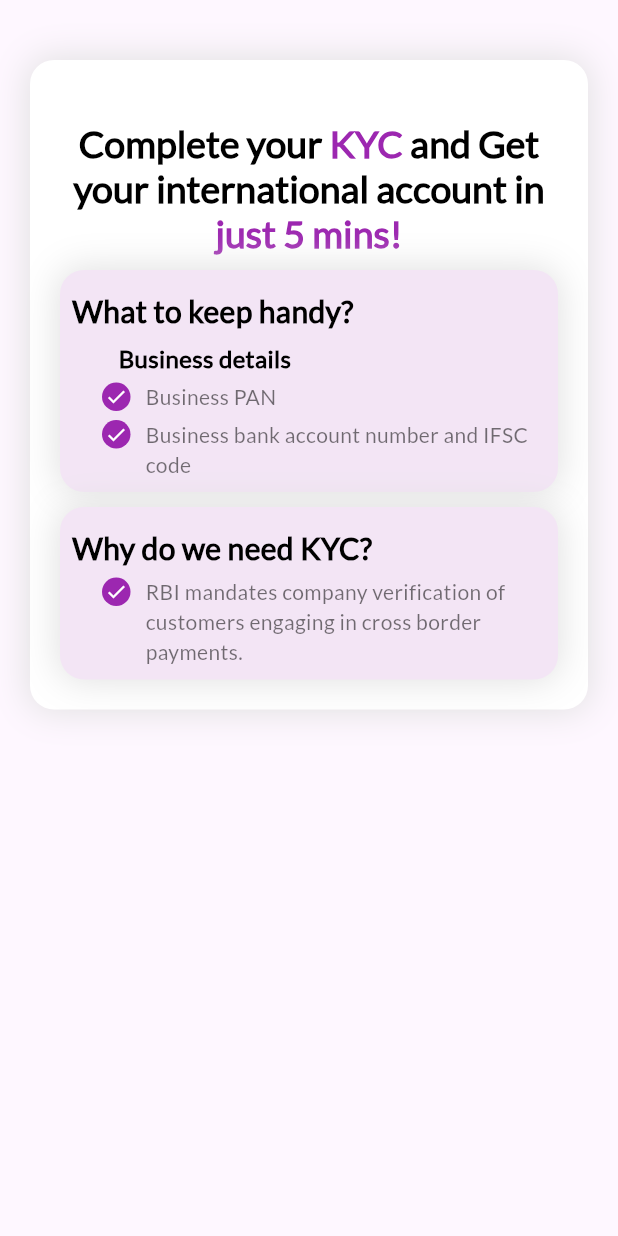
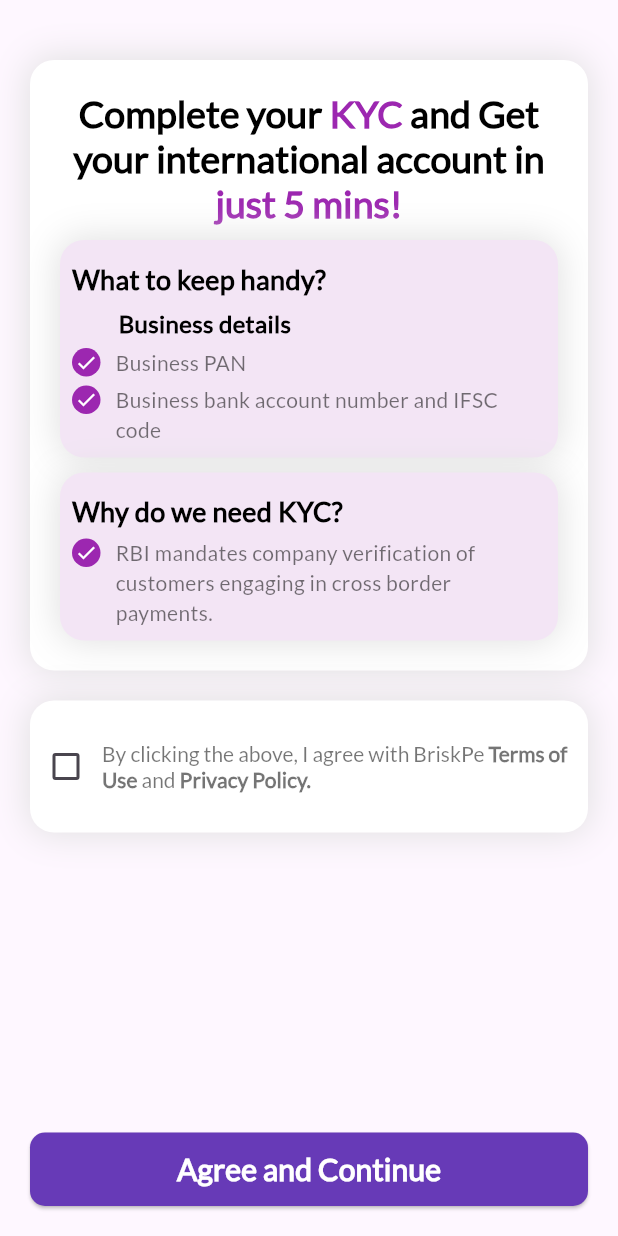
Before and after one commit to SushmitaBhor/kyc, a Flutter app: the screen it shows after launch, on a phone screen of 412 x 824 dp. Run offline on Flutter 3.47's test engine with Material 2 defaults, Android fonts, the phone set to English and light mode, and no system bars.

Commit message:
continue page

```diff
--- a/lib/main.dart
+++ b/lib/main.dart
@@ -29,22 +29,30 @@ class MyHomePage extends StatefulWidget {
 }
 
 class _MyHomePageState extends State<MyHomePage> {
+  bool check = false;
   @override
   Widget build(BuildContext context) {
     return Scaffold(body: SafeArea(child: completeKYC()));
   }
 
   Widget completeKYC() {
-    return Container(
+    return Column(mainAxisAlignment: MainAxisAlignment.spaceBetween,
+      children: [
+        Column(
+          children: [
+            Container(
               decoration: BoxDecoration(
                   color: Colors.white,
                   borderRadius: BorderRadius.circular(16),
                   boxShadow: [
                     BoxShadow(
-                color: Colors.grey.shade300, spreadRadius: 1, blurRadius: 20),
+                        color: Colors.grey.shade300,
+                        spreadRadius: 1,
+                        blurRadius: 20),
                   ]),
-      margin: const EdgeInsets.only(top: 40, right: 20, left: 20, bottom: 20),
-      padding: const EdgeInsets.only(top: 40, right: 20, left: 20, bottom: 20),
+              margin:
+                  const EdgeInsets.only(top: 40, right: 20, left: 20, bottom: 20),
+              padding: const EdgeInsets.all(20),
               child: Column(
                   mainAxisSize: MainAxisSize.min,
                   crossAxisAlignment: CrossAxisAlignment.start,
@@ -57,8 +65,14 @@ class _MyHomePageState extends State<MyHomePage> {
                     const SizedBox(
                       height: 10,
                     ),
-            whyKYC()
+                    whyKYC(),
                   ]),
+            ),
+            term(),
+
+          ],
+        ),    button()
+      ],
     );
   }
 
@@ -114,7 +128,7 @@ class _MyHomePageState extends State<MyHomePage> {
           Padding(
             padding: const EdgeInsets.symmetric(vertical: 5.0),
             child: Text('What to keep handy?',
-                style: styleText(fontSize: 20.00, fontWeight: FontWeight.w700)),
+                style: styleText(fontSize: 18.00, fontWeight: FontWeight.w700)),
           ),
           Padding(
             padding: const EdgeInsets.only(left: 31.0),
@@ -148,7 +162,7 @@ class _MyHomePageState extends State<MyHomePage> {
           Padding(
             padding: const EdgeInsets.symmetric(vertical: 5.0),
             child: Text('Why do we need KYC?',
-                style: styleText(fontSize: 20.00, fontWeight: FontWeight.w700)),
+                style: styleText(fontSize: 18.00, fontWeight: FontWeight.w700)),
           ),
           bulletedTitle(
               'RBI mandates company verification of customers engaging in cross border payments.'),
@@ -158,9 +172,7 @@ class _MyHomePageState extends State<MyHomePage> {
   }
 
   Widget bulletedTitle(title) {
-    return Padding(
-      padding: const EdgeInsets.only(left: 20.0),
-      child: Row(
+    return Row(
         mainAxisAlignment: MainAxisAlignment.start,
         crossAxisAlignment: CrossAxisAlignment.start,
         children: [
@@ -176,8 +188,7 @@ class _MyHomePageState extends State<MyHomePage> {
                 fontWeight: FontWeight.w100,
                 color: Colors.black54),
           )),
-          ]),
-    );
+        ]);
   }
 
   Widget leadIcon() {
@@ -191,4 +202,76 @@ class _MyHomePageState extends State<MyHomePage> {
           size: 15,
         ));
   }
+
+  term() {
+    return Container(
+      margin: const EdgeInsets.symmetric(horizontal: 20),
+      padding: const EdgeInsets.symmetric(vertical: 20),
+      decoration: BoxDecoration(
+          color: Colors.white,
+          borderRadius: BorderRadius.circular(16),
+          boxShadow: [
+            BoxShadow(
+                color: Colors.grey.shade300, spreadRadius: 1, blurRadius: 20),
+          ]),
+      child: Row(
+        children: [
+          Checkbox(
+            value: check,
+            onChanged: (val) {
+              setState(
+                () {
+                  check = val!;
+                },
+              );
+            },
+          ),
+          Expanded(
+            child: RichText(
+              text: TextSpan(
+                  text: 'By clicking the above, I agree with BriskPe ',
+                  style: styleText(
+                      fontSize: 14.00,
+                      fontWeight: FontWeight.w100,
+                      color: Colors.black54),
+                  children: [
+                    TextSpan(
+                        text: 'Terms of Use ',
+                        style: styleText(
+                            fontSize: 14.00,
+                            fontWeight: FontWeight.w700,
+                            color: Colors.black54)),
+                    TextSpan(
+                        text: 'and ',
+                        style: styleText(
+                            fontSize: 14.00,
+                            fontWeight: FontWeight.w100,
+                            color: Colors.black54)),
+                    TextSpan(
+                        text: 'Privacy Policy.',
+                        style: styleText(
+                            fontSize: 14.00,
+                            fontWeight: FontWeight.w700,
+                            color: Colors.black54))
+                  ]),
+            ),
+          ),
+        ],
+      ),
+    );
   }
+
+   button() {
+    return Container(width: double.infinity,margin: const EdgeInsets.all(20),
+      child: ElevatedButton(
+        onPressed: () {},
+        style: OutlinedButton.styleFrom(backgroundColor: Colors.deepPurple,shape: RoundedRectangleBorder(borderRadius: BorderRadius.circular(10)),padding: EdgeInsets.symmetric(vertical: 10)),
+        child: Text(
+          'Agree and Continue',
+          style: styleText(
+              fontSize: 20.00, fontWeight: FontWeight.w600, color: Colors.white),
+        ),
+      ),
+    );
+  }
+}
```
Lines whose indentation alone changed are shown as unchanged.
